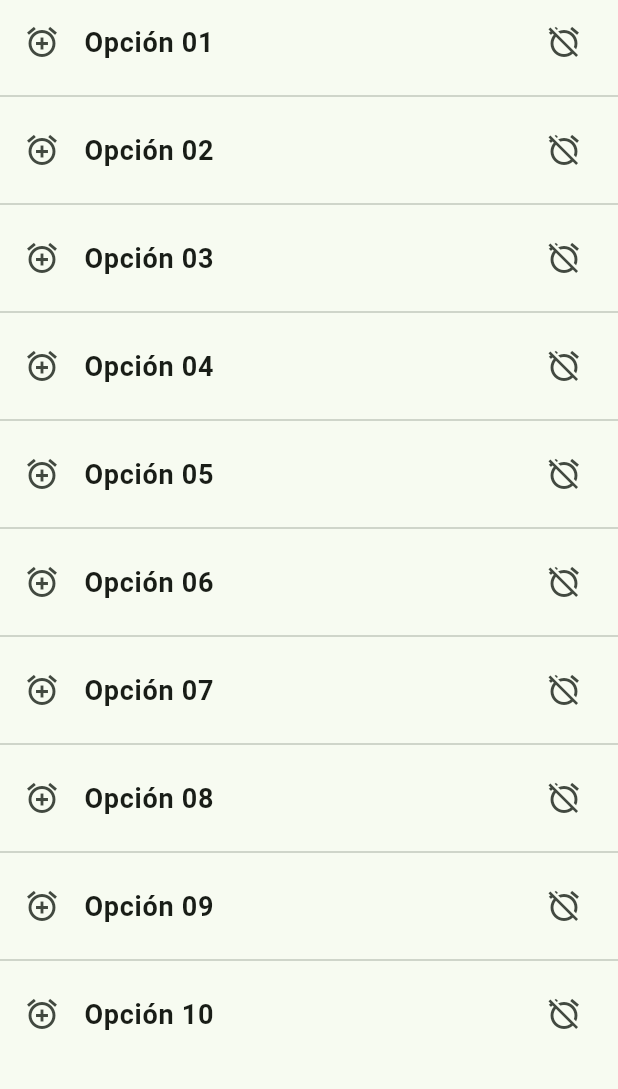
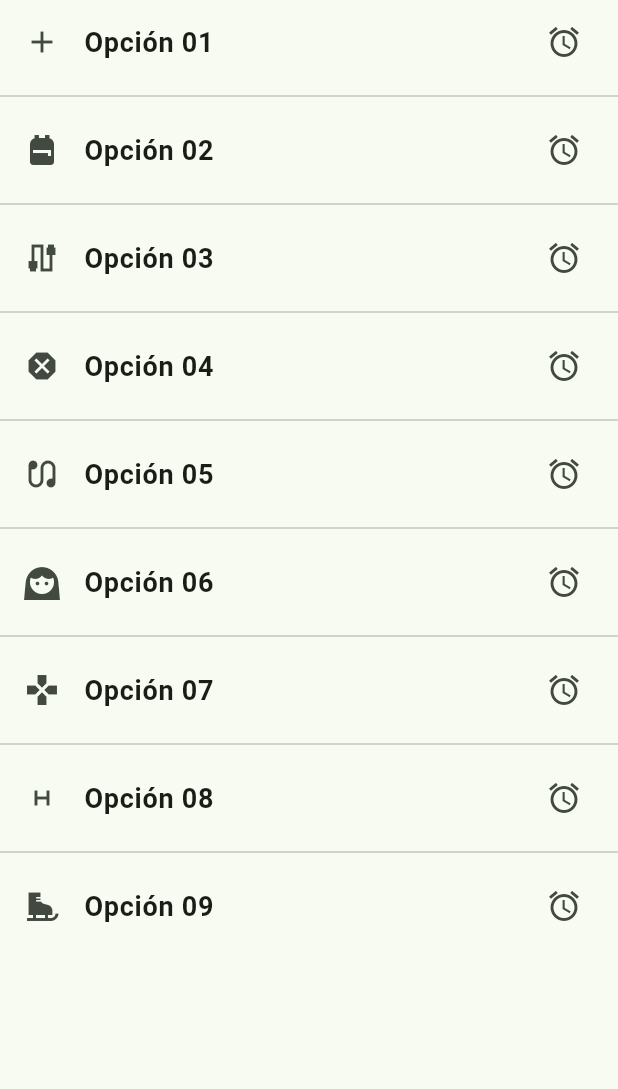
Before and after one commit to bemh1997/Curso-Apps, a Flutter app: the screen it shows after launch, on a phone screen of 412 x 824 dp, the part 84-1173 px from its top. Run offline on Flutter 3.47's test engine with Material 3 defaults, Android fonts, the phone set to English and light mode, and no system bars; our stand-ins replace auto_size_text, font_awesome_flutter.

```diff
--- a/home_page/lib/screens/home_page.dart
+++ b/home_page/lib/screens/home_page.dart
@@ -1,18 +1,25 @@
 import 'package:flutter/material.dart';
+
+class MenuOption {
+  final IconData leadIcon;
+  final IconData trailIcon;
+  final String title;
+
+  const MenuOption({required this.title, required this.leadIcon, required this.trailIcon});
+}
 
 class HomePage extends StatelessWidget{
   final String title;
-  final List<String> opciones = const <String>[
-    'Opción 01',
-    'Opción 02',
-    'Opción 03',
-    'Opción 04',
-    'Opción 05',
-    'Opción 06',
-    'Opción 07',
-    'Opción 08',
-    'Opción 09',
-    'Opción 10',
+  final List<MenuOption> opciones = const <MenuOption>[
+    MenuOption(title:'Opción 01', leadIcon: Icons.add, trailIcon: Icons.alarm),
+    MenuOption(title:'Opción 02', leadIcon: Icons.backpack, trailIcon: Icons.alarm),
+    MenuOption(title:'Opción 03', leadIcon: Icons.cable_sharp, trailIcon: Icons.alarm),
+    MenuOption(title:'Opción 04', leadIcon: Icons.dangerous, trailIcon: Icons.alarm),
+    MenuOption(title:'Opción 05', leadIcon: Icons.earbuds, trailIcon: Icons.alarm),
+    MenuOption(title:'Opción 06', leadIcon: Icons.face_3_sharp, trailIcon: Icons.alarm),
+    MenuOption(title:'Opción 07', leadIcon: Icons.gamepad, trailIcon: Icons.alarm),
+    MenuOption(title:'Opción 08', leadIcon: Icons.h_mobiledata, trailIcon: Icons.alarm),
+    MenuOption(title:'Opción 09', leadIcon: Icons.ice_skating, trailIcon: Icons.alarm),
   ];
 
   const HomePage({super.key, required this.title});
@@ -38,9 +45,9 @@ class HomePage extends StatelessWidget{
   ListTile getListTile( int i){
     const TextStyle estiloTexto = TextStyle(fontSize: 18, fontWeight: FontWeight.bold);
     return ListTile(
-            leading: const Icon(Icons.alarm_add),
-            title: Text(opciones[i], style: estiloTexto),
-            trailing: const Icon(Icons.alarm_off),
+            leading: Icon(opciones[i].leadIcon),
+            title: Text(opciones[i].title, style: estiloTexto),
+            trailing: Icon(opciones[i].trailIcon),
     );
   }
 }
```
